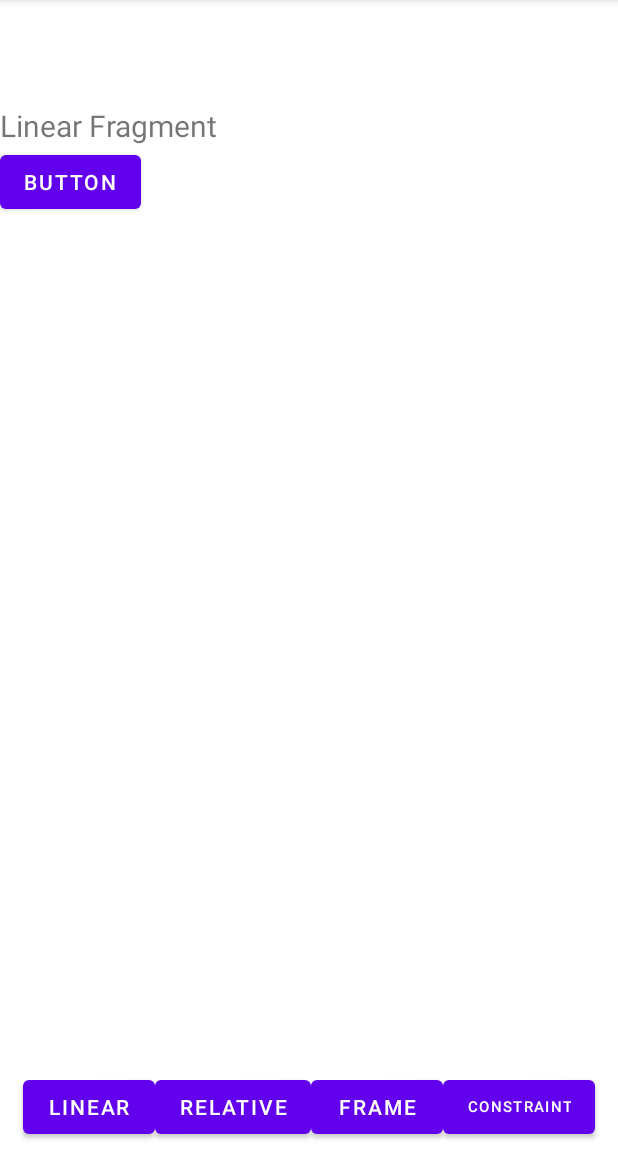
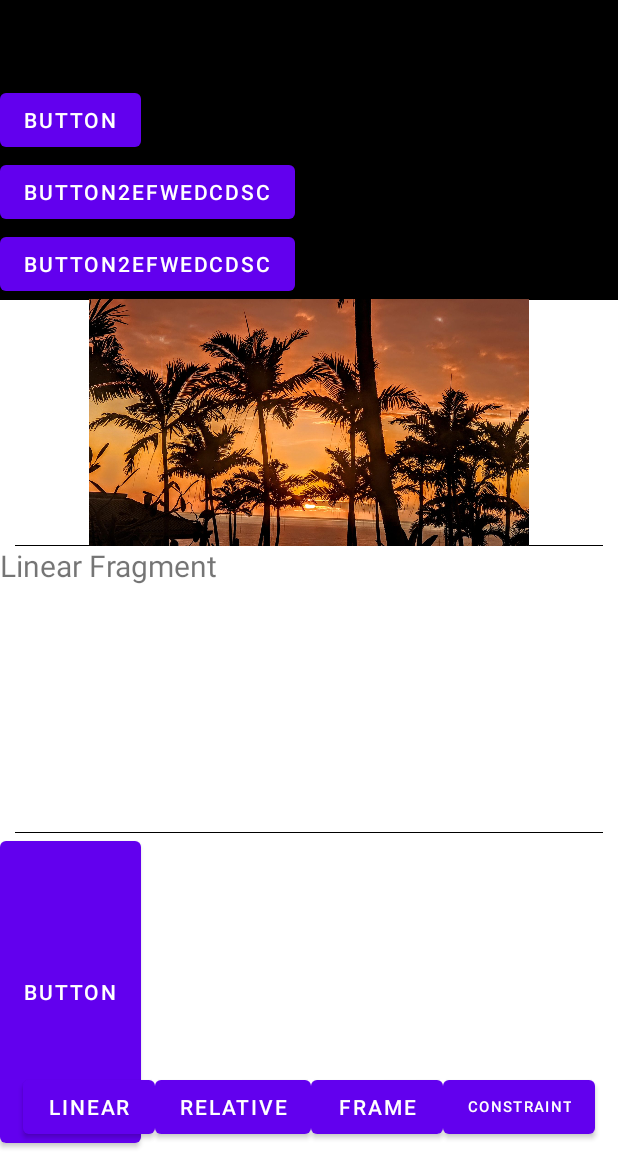
Before and after one commit to Karthikeyan-B-15/MyApplication, an Android app: the fragment RelativeFrag placed in its activity, after a tap on "LINEAR", on a phone screen of 412 x 824 dp, the part 84-1236 px from its top. Run offline under Robolectric (Android 15) with nearby library versions, the phone set to English and light mode, and no system bars.

Commit message:
learn about linear layout attributes and relative and framlayout attributes

```diff
--- a/app/src/main/java/com/example/myapplication/ConstraintFrag.java
+++ b/app/src/main/java/com/example/myapplication/ConstraintFrag.java
@@ -1,19 +1,26 @@
 package com.example.myapplication;
 
+import android.graphics.drawable.Drawable;
 import android.os.Bundle;
 import android.view.LayoutInflater;
 import android.view.View;
 import android.view.ViewGroup;
+import android.widget.ImageView;
 
 import androidx.annotation.NonNull;
 import androidx.annotation.Nullable;
 import androidx.fragment.app.Fragment;
 
 public class ConstraintFrag extends Fragment {
+    ImageView imageView;
+    Drawable drawable;
     @Nullable
     @Override
     public View onCreateView(@NonNull LayoutInflater inflater, @Nullable ViewGroup container, @Nullable Bundle savedInstanceState) {
         View v=inflater.inflate(R.layout.constraintfrag,container,false);
+        imageView=v.findViewById(R.id.image4);
+        drawable=getResources().getDrawable(R.drawable.nature4);
+        imageView.setImageDrawable(drawable);
         return v;
     }
 }
--- a/app/src/main/java/com/example/myapplication/FrameFrag.java
+++ b/app/src/main/java/com/example/myapplication/FrameFrag.java
@@ -1,19 +1,36 @@
 package com.example.myapplication;
 
+import android.graphics.drawable.Drawable;
 import android.os.Bundle;
 import android.view.LayoutInflater;
 import android.view.View;
 import android.view.ViewGroup;
+import android.widget.FrameLayout;
+import android.widget.ImageView;
+import android.widget.Toast;
 
 import androidx.annotation.NonNull;
 import androidx.annotation.Nullable;
 import androidx.fragment.app.Fragment;
 
 public class FrameFrag extends Fragment {
+    ImageView imageView;
+    Drawable drawable;
+    FrameLayout frameLayout;
     @Nullable
     @Override
     public View onCreateView(@NonNull LayoutInflater inflater, @Nullable ViewGroup container, @Nullable Bundle savedInstanceState) {
         View v=inflater.inflate(R.layout.framefrag,container,false);
+        imageView=v.findViewById(R.id.image3);
+        frameLayout=v.findViewById(R.id.frame);
+
+
+        drawable=getResources().getDrawable(R.drawable.nature3);
+        imageView.setImageDrawable(drawable);
+        frameLayout.measure(View.MeasureSpec.UNSPECIFIED,View.MeasureSpec.UNSPECIFIED);
+        int width = frameLayout.getMeasuredWidth();
+        int height = frameLayout.getMeasuredHeight();
+        Toast.makeText(getContext(), "width="+width+"  height="+height, Toast.LENGTH_LONG).show();
         return v;
     }
 }
--- a/app/src/main/java/com/example/myapplication/LinearFrag.java
+++ b/app/src/main/java/com/example/myapplication/LinearFrag.java
@@ -1,19 +1,30 @@
 package com.example.myapplication;
 
+import android.graphics.drawable.Drawable;
 import android.os.Bundle;
 import android.view.LayoutInflater;
 import android.view.View;
 import android.view.ViewGroup;
+import android.widget.ImageView;
+import android.widget.LinearLayout;
 
 import androidx.annotation.NonNull;
 import androidx.annotation.Nullable;
 import androidx.fragment.app.Fragment;
 
 public class LinearFrag extends Fragment {
+    ImageView imageView;
+    Drawable drawable;
+    LinearLayout linearLayout;
     @Nullable
     @Override
     public View onCreateView(@NonNull LayoutInflater inflater, @Nullable ViewGroup container, @Nullable Bundle savedInstanceState) {
         View v=inflater.inflate(R.layout.linearfrag,container,false);
+        imageView=v.findViewById(R.id.image1);
+        linearLayout=v.findViewById(R.id.childlinear);
+        linearLayout.setOrientation(LinearLayout.VERTICAL);
+        drawable=getResources().getDrawable(R.drawable.nature1);
+        imageView.setImageDrawable(drawable);
         return v;
     }
 }
--- a/app/src/main/java/com/example/myapplication/RelativeFrag.java
+++ b/app/src/main/java/com/example/myapplication/RelativeFrag.java
@@ -1,19 +1,39 @@
 package com.example.myapplication;
 
+import android.content.Context;
+import android.graphics.drawable.Drawable;
 import android.os.Bundle;
 import android.view.LayoutInflater;
 import android.view.View;
 import android.view.ViewGroup;
+import android.widget.Button;
+import android.widget.FrameLayout;
+import android.widget.ImageView;
+import android.widget.RelativeLayout;
 
 import androidx.annotation.NonNull;
 import androidx.annotation.Nullable;
 import androidx.fragment.app.Fragment;
 
 public class RelativeFrag extends Fragment {
+    ImageView imageView;
+    Drawable drawable;
+    private Button rbtn1;
+    RelativeLayout relativeLayout;
+    int a=2;
     @Nullable
     @Override
     public View onCreateView(@NonNull LayoutInflater inflater, @Nullable ViewGroup container, @Nullable Bundle savedInstanceState) {
         View v=inflater.inflate(R.layout.relativefrag,container,false);
+        imageView=v.findViewById(R.id.image2);
+        relativeLayout=v.findViewById(R.id.relative);
+        drawable=getResources().getDrawable(R.drawable.nature2);
+        imageView.setImageDrawable(drawable);
+        rbtn1=new Button(getContext());
+        rbtn1.setText("Relative");
+        rbtn1.setId(a);
+//        rbtn1.setLayoutParams(new RelativeLayout.LayoutParams(RelativeLayout.LayoutParams.WRAP_CONTENT,RelativeLayout.LayoutParams.WRAP_CONTENT));
+        relativeLayout.addView(rbtn1);
         return v;
     }
 }
--- a/app/src/main/res/layout/linearfrag.xml
+++ b/app/src/main/res/layout/linearfrag.xml
@@ -4,22 +4,62 @@
     xmlns:tools="http://schemas.android.com/tools"
     android:orientation="vertical"
     android:layout_width="match_parent"
-    android:layout_height="match_parent">
+    android:layout_height="match_parent"
+    android:weightSum="3"
+    android:divider="@color/black"
+    android:dividerPadding="10dp"
+    android:showDividers="middle"
+
+    >
+
+<LinearLayout
+    android:layout_width="match_parent"
+    android:layout_height="200dp"
+    android:gravity="bottom"
+    android:layout_gravity="center"
+    android:background="#000"
+    android:baselineAlignedChildIndex="1"
+    android:baselineAligned="false"
+    android:measureWithLargestChild="true"
+    android:id="@+id/childlinear"
+    >
+    <Button
+        android:layout_width="wrap_content"
+        android:layout_height="wrap_content"
+        android:text="Button"
+
+        />
+    <Button
+        android:layout_width="wrap_content"
+        android:layout_height="wrap_content"
+        android:text="Button2efwedcdsc"/>
+    <Button
+        android:layout_width="wrap_content"
+        android:layout_height="wrap_content"
+        android:text="Button2efwedcdsc"/>
+</LinearLayout>
+    <ImageView
+        android:id="@+id/image1"
+        android:layout_width="wrap_content"
+        android:layout_height="0dp"
+        android:layout_weight="1"
+        android:src="@drawable/nature1"
+         />
 
     <TextView
         android:id="@+id/textView4"
         android:layout_width="wrap_content"
         android:layout_height="wrap_content"
-        android:layout_marginTop="70dp"
         android:text="Linear Fragment"
         android:textSize="20sp"
-        app:layout_constraintEnd_toEndOf="parent"
-        app:layout_constraintHorizontal_bias="0.498"
-        app:layout_constraintStart_toStartOf="parent"
-        app:layout_constraintTop_toTopOf="parent" />
+        android:layout_weight="1"
+        />
 
     <Button
         android:layout_width="wrap_content"
         android:layout_height="wrap_content"
-        android:text="Button" />
+        android:text="Button"
+        android:layout_weight="1"
+        />
+
 </LinearLayout>
```
Also changed, not shown: app/src/main/res/layout/constraintfrag.xml (+18 -2 lines), app/src/main/res/layout/framefrag.xml (+24 -9 lines), app/src/main/res/layout/relativefrag.xml (+19 -7 lines), app/src/main/res/drawable/nature1.jpg (added), app/src/main/res/drawable/nature2.jpg (added), app/src/main/res/drawable/nature3.jpg (added), app/src/main/res/drawable/nature4.jpg (added).
